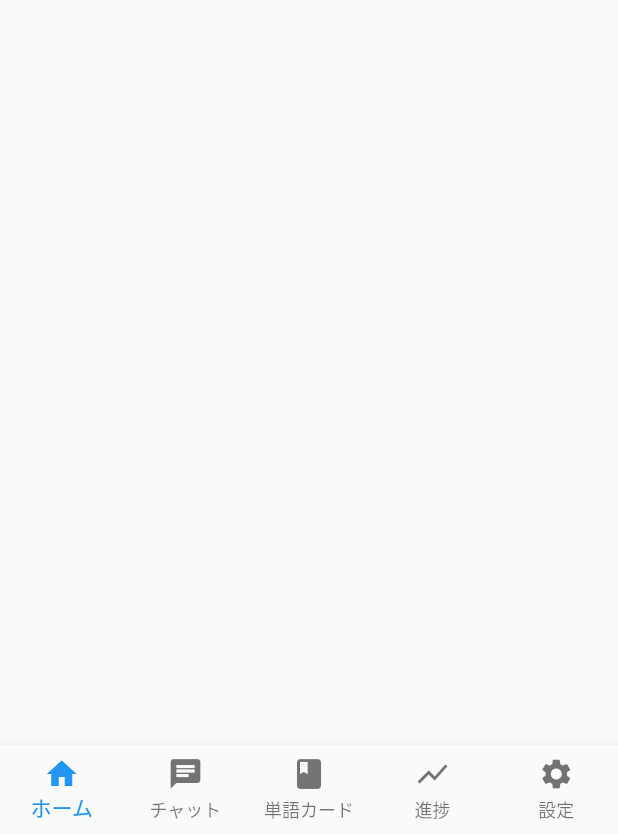
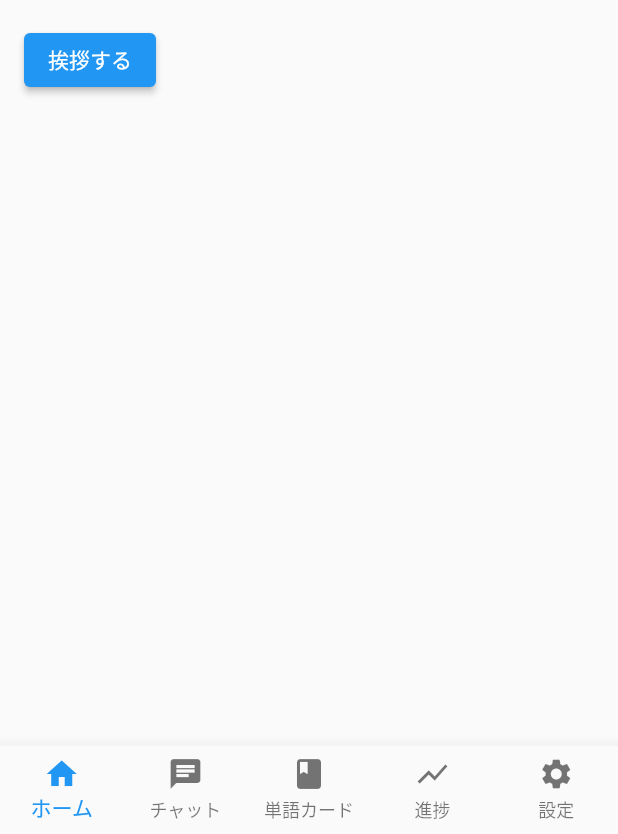
Before and after one commit to awakia/gpt_eikaiwa, a Flutter app: the screen it shows after launch, on a phone screen of 412 x 824 dp, the part 402-1236 px from its top. Run offline on Flutter 3.47's test engine with Material 2 defaults, Android fonts, the phone set to English and light mode, and no system bars; drawn by our look-alikes of flutter_platform_widgets; our stand-ins replace flutter_tts, speech_to_text.

Commit message:
Enable to speek

```diff
--- a/lib/screens/home_screen.dart
+++ b/lib/screens/home_screen.dart
@@ -1,5 +1,6 @@
 import 'package:flutter/material.dart';
 import 'package:flutter_platform_widgets/flutter_platform_widgets.dart';
+import 'package:gpt_eikaiwa/services/text_to_speech.dart';
 
 class HomeScreen extends StatelessWidget {
   const HomeScreen({Key? key}) : super(key: key);
@@ -23,6 +24,10 @@ class HomeScreen extends StatelessWidget {
                 padding: EdgeInsets.fromLTRB(16.0, 0, 16.0, 16.0),
                 child: AppDescription(),
               ),
+              Padding(
+                padding: EdgeInsets.symmetric(horizontal: 16.0),
+                child: GreetButton(),
+              ),
             ],
           ),
         ),
@@ -43,6 +48,22 @@ class WelcomeMessage extends StatelessWidget {
   }
 }
 
+class GreetButton extends StatelessWidget {
+  const GreetButton({Key? key}) : super(key: key);
+
+  @override
+  Widget build(BuildContext context) {
+    return PlatformElevatedButton(
+      onPressed: () async {
+        TextToSpeech textToSpeech = TextToSpeech();
+        await textToSpeech.speakJa('こんにちは、Flutter TTS');
+        await textToSpeech.speakEn('Hello Flutter TTS');
+      },
+      child: const Text('挨拶する'),
+    );
+  }
+}
+
 class AppDescription extends StatelessWidget {
   const AppDescription({Key? key}) : super(key: key);
 
```
Also changed, not shown: lib/services/text_to_speech.dart (+10 -1 lines), 7 other files.
